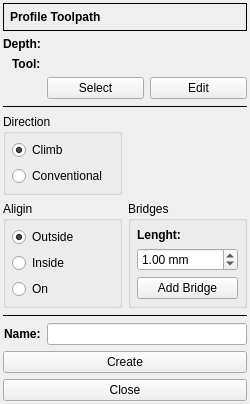
The window that G2G/forms/profileform.ui (XRay3D/GERBER_X3) describes before a commit, drawn with Qt 5.
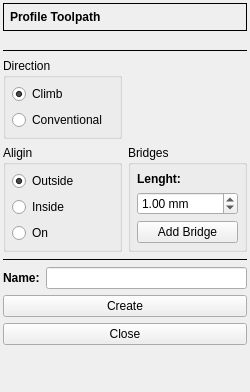
The same window after the commit. Icons and pictures are not drawn. Custom widgets are drawn as their Qt base class.

Patch:
```diff
--- a/G2G/forms/profileform.ui
+++ b/G2G/forms/profileform.ui
@@ -78,54 +78,13 @@
      </layout>
     </widget>
    </item>
-   <item row="1" column="0">
-    <widget class="QLabel" name="label_2">
-     <property name="font">
-      <font>
-       <weight>75</weight>
-       <bold>true</bold>
-      </font>
-     </property>
-     <property name="text">
-      <string>Depth:</string>
-     </property>
-    </widget>
-   </item>
-   <item row="1" column="1">
+   <item row="1" column="0" colspan="2">
     <widget class="DepthForm" name="dsbxDepth" native="true"/>
    </item>
-   <item row="2" column="0">
-    <widget class="QLabel" name="label_3">
-     <property name="font">
-      <font>
-       <weight>75</weight>
-       <bold>true</bold>
-      </font>
-     </property>
-     <property name="text">
-      <string>Tool:</string>
-     </property>
-    </widget>
+   <item row="2" column="0" colspan="2">
+    <widget class="ToolSelectorForm" name="toolHolder" native="true"/>
    </item>
-   <item row="3" column="1">
-    <layout class="QHBoxLayout" name="horizontalLayout">
-     <item>
-      <widget class="QPushButton" name="pbSelect">
-       <property name="text">
-        <string>Select</string>
-       </property>
-      </widget>
-     </item>
-     <item>
-      <widget class="QPushButton" name="pbEdit">
-       <property name="text">
-        <string>Edit</string>
-       </property>
-      </widget>
-     </item>
-    </layout>
-   </item>
-   <item row="4" column="0" colspan="2">
+   <item row="3" column="0" colspan="2">
     <widget class="Line" name="line">
      <property name="frameShadow">
       <enum>QFrame::Plain</enum>
@@ -135,7 +94,7 @@
      </property>
     </widget>
    </item>
-   <item row="5" column="0" colspan="2">
+   <item row="4" column="0" colspan="2">
     <layout class="QGridLayout" name="gridLayout">
      <item row="4" column="0">
       <widget class="QGroupBox" name="groupBox">
@@ -304,7 +263,7 @@
      </item>
     </layout>
    </item>
-   <item row="6" column="0" colspan="2">
+   <item row="5" column="0" colspan="2">
     <widget class="Line" name="line_2">
      <property name="frameShadow">
       <enum>QFrame::Plain</enum>
@@ -314,7 +273,7 @@
      </property>
     </widget>
    </item>
-   <item row="7" column="0">
+   <item row="6" column="0">
     <widget class="QLabel" name="label_6">
      <property name="font">
       <font>
@@ -327,44 +286,41 @@
      </property>
     </widget>
    </item>
-   <item row="7" column="1">
+   <item row="6" column="1">
     <widget class="QLineEdit" name="leName"/>
    </item>
-   <item row="8" column="0" colspan="2">
+   <item row="7" column="0" colspan="2">
     <widget class="QPushButton" name="pbCreate">
      <property name="text">
       <string>Create</string>
      </property>
     </widget>
    </item>
-   <item row="9" column="0" colspan="2">
+   <item row="8" column="0" colspan="2">
     <widget class="QPushButton" name="pbClose">
      <property name="text">
       <string>Close</string>
      </property>
     </widget>
    </item>
-   <item row="2" column="1">
-    <widget class="ToolName" name="toolName" native="true"/>
-   </item>
   </layout>
  </widget>
  <customwidgets>
   <customwidget>
    <class>DoubleSpinBox</class>
    <extends>QDoubleSpinBox</extends>
-   <header>doublespinbox.h</header>
+   <header location="global">doublespinbox.h</header>
   </customwidget>
   <customwidget>
    <class>DepthForm</class>
    <extends>QWidget</extends>
-   <header>forms/depthform.h</header>
+   <header location="global">depthform.h</header>
    <container>1</container>
   </customwidget>
   <customwidget>
-   <class>ToolName</class>
+   <class>ToolSelectorForm</class>
    <extends>QWidget</extends>
-   <header>forms/toolname.h</header>
+   <header location="global">toolselectorform.h</header>
    <container>1</container>
   </customwidget>
  </customwidgets>
```
